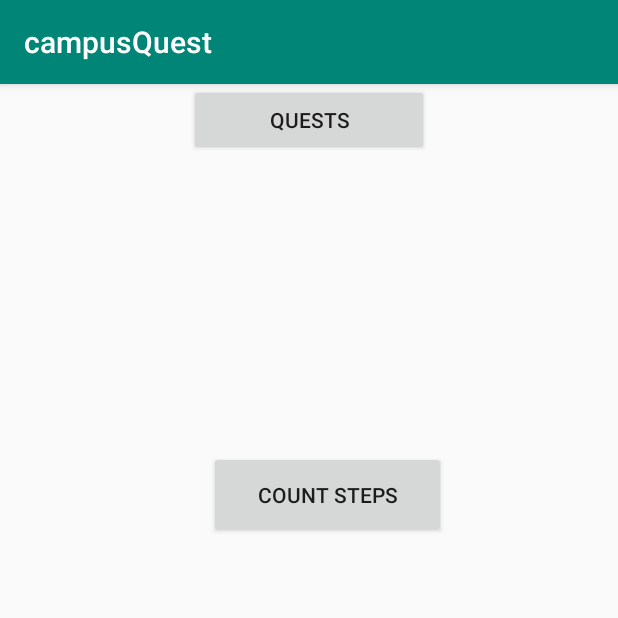
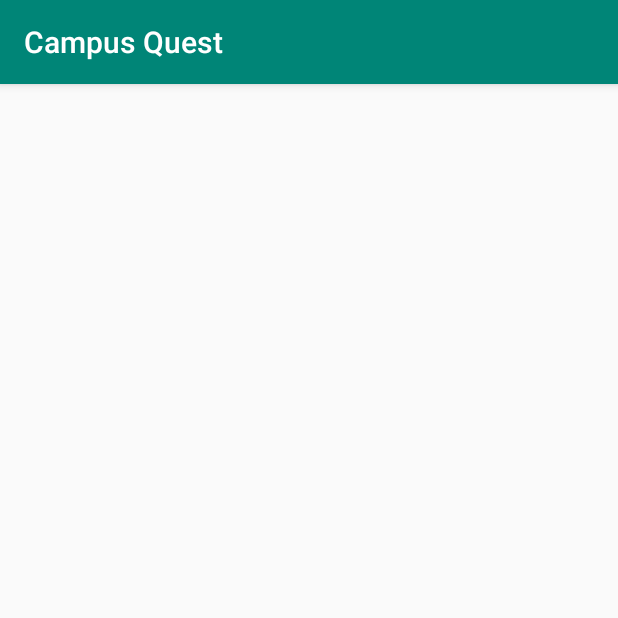
Before and after one commit to GavinFitzgerald94/campusQuest, an Android app: the screen it shows after launch (MainActivity), on a phone screen of 412 x 824 dp, the top half of it. Run offline under Robolectric (Android 15) with nearby library versions, the phone set to English and light mode, and no system bars.

Commit message:
added nav drawer to main menu

```diff
--- a/app/build.gradle
+++ b/app/build.gradle
@@ -30,4 +30,5 @@ dependencies {
     compile 'com.google.android.gms:play-services-auth:16.0.1'
     compile 'com.google.android.gms:play-services-maps:16.0.0'
     implementation 'com.android.support:design:27.1.1'
+    implementation 'com.android.support:appcompat-v7:27.1.1'
 }
--- a/app/src/main/AndroidManifest.xml
+++ b/app/src/main/AndroidManifest.xml
@@ -12,7 +12,8 @@
         android:supportsRtl="true"
         android:theme="@style/AppTheme"
         tools:ignore="GoogleAppIndexingWarning">
-        <activity android:name=".MainActivity">
+        <activity android:name=".MainActivity"
+            android:theme="@style/AppTheme.NoActionBar">
             <intent-filter>
                 <action android:name="android.intent.action.MAIN" />
 
--- a/app/src/main/java/com/example/campusquest/MainActivity.java
+++ b/app/src/main/java/com/example/campusquest/MainActivity.java
@@ -1,9 +1,8 @@
 package com.example.campusquest;
 
 import android.content.Intent;
-import android.support.design.widget.NavigationView;
+import android.os.Bundle;
 import android.support.v7.app.AppCompatActivity;
-import android.os.Bundle;
 import android.view.View;
 
 import java.util.List;
@@ -16,6 +15,10 @@ public class MainActivity extends AppCompatActivity {
         super.onCreate(savedInstanceState);
         setContentView(R.layout.activity_main);
         mDbOpenHelper = new CampusQuestOpenHelper(this);
+
+        android.support.v7.widget.Toolbar toolbar = findViewById(R.id.toolbar);
+        setSupportActionBar(toolbar);
+
         initialiseDisplayContent();
 
     }
--- /dev/null
+++ b/app/src/main/res/drawable/ic_friends.xml
@@ -0,0 +1,5 @@
+<vector android:height="24dp" android:tint="#FFFFFF"
+    android:viewportHeight="24.0" android:viewportWidth="24.0"
+    android:width="24dp" xmlns:android="http://schemas.android.com/apk/res/android">
+    <path android:fillColor="#FF000000" android:pathData="M16,11c1.66,0 2.99,-1.34 2.99,-3S17.66,5 16,5c-1.66,0 -3,1.34 -3,3s1.34,3 3,3zM8,11c1.66,0 2.99,-1.34 2.99,-3S9.66,5 8,5C6.34,5 5,6.34 5,8s1.34,3 3,3zM8,13c-2.33,0 -7,1.17 -7,3.5L1,19h14v-2.5c0,-2.33 -4.67,-3.5 -7,-3.5zM16,13c-0.29,0 -0.62,0.02 -0.97,0.05 1.16,0.84 1.97,1.97 1.97,3.45L17,19h6v-2.5c0,-2.33 -4.67,-3.5 -7,-3.5z"/>
+</vector>
--- /dev/null
+++ b/app/src/main/res/drawable/ic_home.xml
@@ -0,0 +1,5 @@
+<vector android:height="24dp" android:tint="#FFFFFF"
+    android:viewportHeight="24.0" android:viewportWidth="24.0"
+    android:width="24dp" xmlns:android="http://schemas.android.com/apk/res/android">
+    <path android:fillColor="#FF000000" android:pathData="M10,20v-6h4v6h5v-8h3L12,3 2,12h3v8z"/>
+</vector>
--- /dev/null
+++ b/app/src/main/res/drawable/ic_leader_board.xml
@@ -0,0 +1,5 @@
+<vector android:height="24dp" android:tint="#FFFFFF"
+    android:viewportHeight="24.0" android:viewportWidth="24.0"
+    android:width="24dp" xmlns:android="http://schemas.android.com/apk/res/android">
+    <path android:fillColor="#FF000000" android:pathData="M2,17h2v0.5L3,17.5v1h1v0.5L2,19v1h3v-4L2,16v1zM3,8h1L4,4L2,4v1h1v3zM2,11h1.8L2,13.1v0.9h3v-1L3.2,13L5,10.9L5,10L2,10v1zM7,5v2h14L21,5L7,5zM7,19h14v-2L7,17v2zM7,13h14v-2L7,11v2z"/>
+</vector>
--- /dev/null
+++ b/app/src/main/res/drawable/ic_sign_out.xml
@@ -0,0 +1,5 @@
+<vector android:height="24dp" android:tint="#FFFFFF"
+    android:viewportHeight="24.0" android:viewportWidth="24.0"
+    android:width="24dp" xmlns:android="http://schemas.android.com/apk/res/android">
+    <path android:fillColor="#FF000000" android:pathData="M12,4l-1.41,1.41L16.17,11H4v2h12.17l-5.58,5.59L12,20l8,-8z"/>
+</vector>
--- /dev/null
+++ b/app/src/main/res/drawable/ic_stats.xml
@@ -0,0 +1,5 @@
+<vector android:height="24dp" android:tint="#FFFFFF"
+    android:viewportHeight="24.0" android:viewportWidth="24.0"
+    android:width="24dp" xmlns:android="http://schemas.android.com/apk/res/android">
+    <path android:fillColor="#FF000000" android:pathData="M19,3L5,3c-1.1,0 -2,0.9 -2,2v14c0,1.1 0.9,2 2,2h14c1.1,0 2,-0.9 2,-2L21,5c0,-1.1 -0.9,-2 -2,-2zM9,17L7,17v-7h2v7zM13,17h-2L11,7h2v10zM17,17h-2v-4h2v4z"/>
+</vector>
--- a/app/src/main/res/layout/activity_main.xml
+++ b/app/src/main/res/layout/activity_main.xml
@@ -1,37 +1,36 @@
 <?xml version="1.0" encoding="utf-8"?>
-<android.support.constraint.ConstraintLayout xmlns:android="http://schemas.android.com/apk/res/android"
+<android.support.v4.widget.DrawerLayout xmlns:android="http://schemas.android.com/apk/res/android"
     xmlns:app="http://schemas.android.com/apk/res-auto"
     xmlns:tools="http://schemas.android.com/tools"
     android:layout_width="match_parent"
     android:layout_height="match_parent"
-    tools:context=".MainActivity">
+    tools:context=".MainActivity"
+    android:id="@+id/drawer_layout_main"
+    android:fitsSystemWindows="true">
 
-    <Button
-        android:id="@+id/button"
-        android:layout_width="158dp"
-        android:layout_height="58dp"
-        android:layout_marginStart="24dp"
-        android:layout_marginTop="24dp"
-        android:layout_marginEnd="24dp"
-        android:layout_marginBottom="24dp"
-        android:onClick="countSteps"
-        android:text="@string/clickSteps"
-        app:layout_constraintBottom_toBottomOf="parent"
-        app:layout_constraintEnd_toEndOf="parent"
-        app:layout_constraintHorizontal_bias="0.561"
-        app:layout_constraintStart_toStartOf="parent"
-        app:layout_constraintTop_toTopOf="parent"
-        app:layout_constraintVertical_bias="0.333" />
+    <LinearLayout
+        android:layout_width="match_parent"
+        android:layout_height="match_parent"
+        android:orientation="vertical">
 
-    <Button
-        android:id="@+id/quests"
-        android:layout_width="160dp"
-        android:layout_height="wrap_content"
-        android:layout_marginStart="8dp"
-        android:layout_marginEnd="8dp"
-        android:onClick="navigateTreasureHuntHome"
-        android:text="Quests"
-        app:layout_constraintEnd_toEndOf="parent"
-        app:layout_constraintStart_toStartOf="parent"
-        tools:layout_editor_absoluteY="63dp" />
-</android.support.constraint.ConstraintLayout>
+        <android.support.v7.widget.Toolbar
+        android:id="@+id/toolbar"
+        android:layout_width="match_parent"
+        android:layout_height="?attr/actionBarSize"
+        android:background="?attr/colorPrimary"
+        android:theme="@style/ThemeOverlay.AppCompat.Dark.ActionBar"
+        app:popupTheme="@style/ThemeOverlay.AppCompat.Light"
+        android:elevation="4dp" />
+
+    </LinearLayout>
+
+    <android.support.design.widget.NavigationView
+        android:id="@+id/nav_view"
+        android:layout_width="wrap_content"
+        android:layout_height="match_parent"
+        android:layout_gravity="start"
+        android:fitsSystemWindows="true"
+        app:headerLayout="@layout/nav_header_main"
+        app:menu="@menu/drawer_menu" />
+
+</android.support.v4.widget.DrawerLayout>
--- /dev/null
+++ b/app/src/main/res/menu/drawer_menu.xml
@@ -0,0 +1,23 @@
+<?xml version="1.0" encoding="utf-8"?>
+<menu xmlns:android="http://schemas.android.com/apk/res/android"
+    xmlns:tools="http://schemas.android.com/tools"
+    tools:showIn="navigation_view">
+    <group>android:checkableBehavior="single">
+        <item
+            android:id="@+id/nav_home"
+            android:icon="@drawable/ic_home"
+            android:title="Home" />
+        <item
+            android:id="@+id/nav_leader_board"
+            android:icon="@drawable/ic_leader_board"
+            android:title="Leaderboard" />
+        <item
+            android:id="@+id/nav_friends"
+            android:icon="@drawable/ic_friends"
+            android:title="Friends" />
+        <item
+            android:id="@+id/nav_sign_out"
+            android:icon="@drawable/ic_sign_out"
+            android:title="SignOut" />
+    </group>
+</menu>
--- a/app/src/main/res/values/dimens.xml
+++ b/app/src/main/res/values/dimens.xml
@@ -1,3 +1,8 @@
 <resources>
+    <!-- Default screen margins, per the Android Design guidelines. -->
+    <dimen name="activity_horizontal_margin">16dp</dimen>
+    <dimen name="activity_vertical_margin">16dp</dimen>
+    <dimen name="nav_header_vertical_spacing">8dp</dimen>
+    <dimen name="nav_header_height">176dp</dimen>
     <dimen name="fab_margin">16dp</dimen>
 </resources>
--- a/app/src/main/res/values/strings.xml
+++ b/app/src/main/res/values/strings.xml
@@ -1,5 +1,5 @@
 <resources>
-    <string name="app_name">campusQuest</string>
+    <string name="app_name">Campus Quest</string>
     <string name="clickSteps">Count Steps</string>
     <string name="userLocation">null</string>
     <string name="yourLocation">Your Location</string>
@@ -13,4 +13,7 @@
     <string name="resume_game">Resume Game</string>
     <string name="statistics">Statistics</string>
     <string name="title_activity_treasure_hunt_no_fit_test">TreasureHuntNoFitTest</string>
+    <string name="nav_header_title">CampusQuest</string>
+    <string name="nav_header_subtitle">menu options subtitle</string>
+    <string name="nav_header_desc">Navigation header</string>
 </resources>
```
Also changed, not shown: app/src/main/res/drawable/side_nav_bar.xml (added, +9 -0 lines), app/src/main/res/layout/nav_header_main.xml (added, +35 -0 lines).
